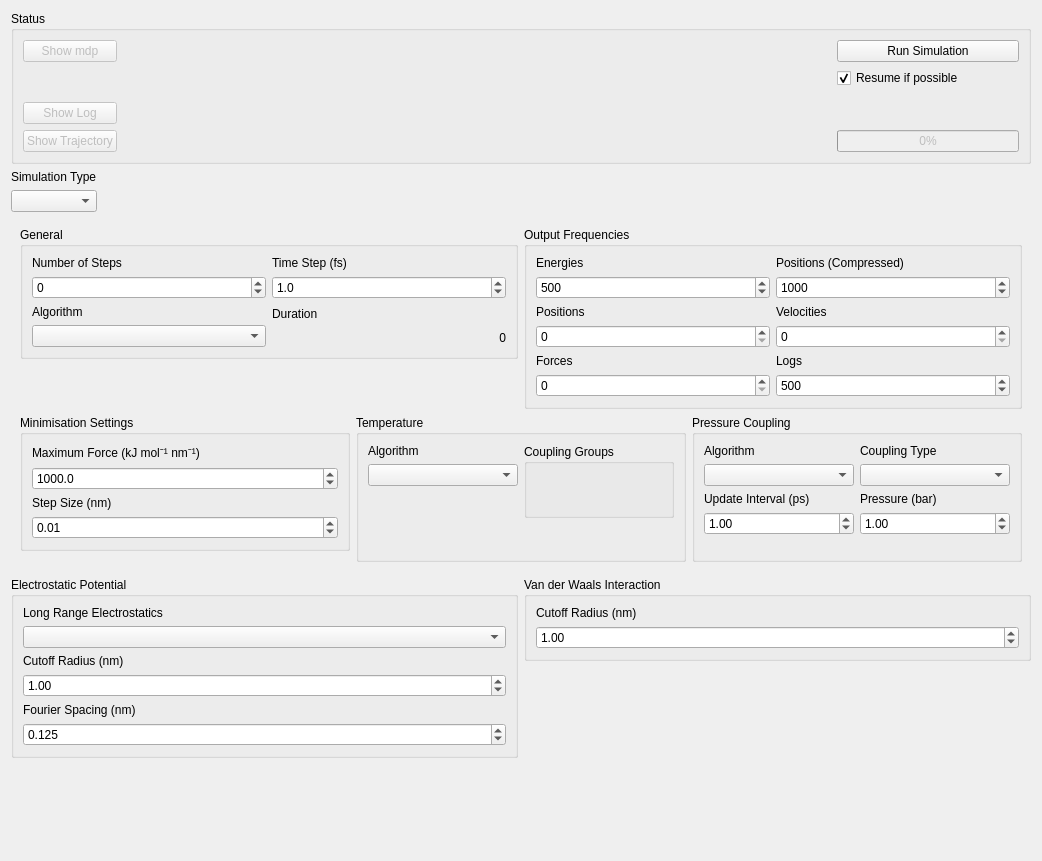
First picture: the form in ui/simulationsetupform.ui, repository breuerss/gromacs-ui, before the edit.
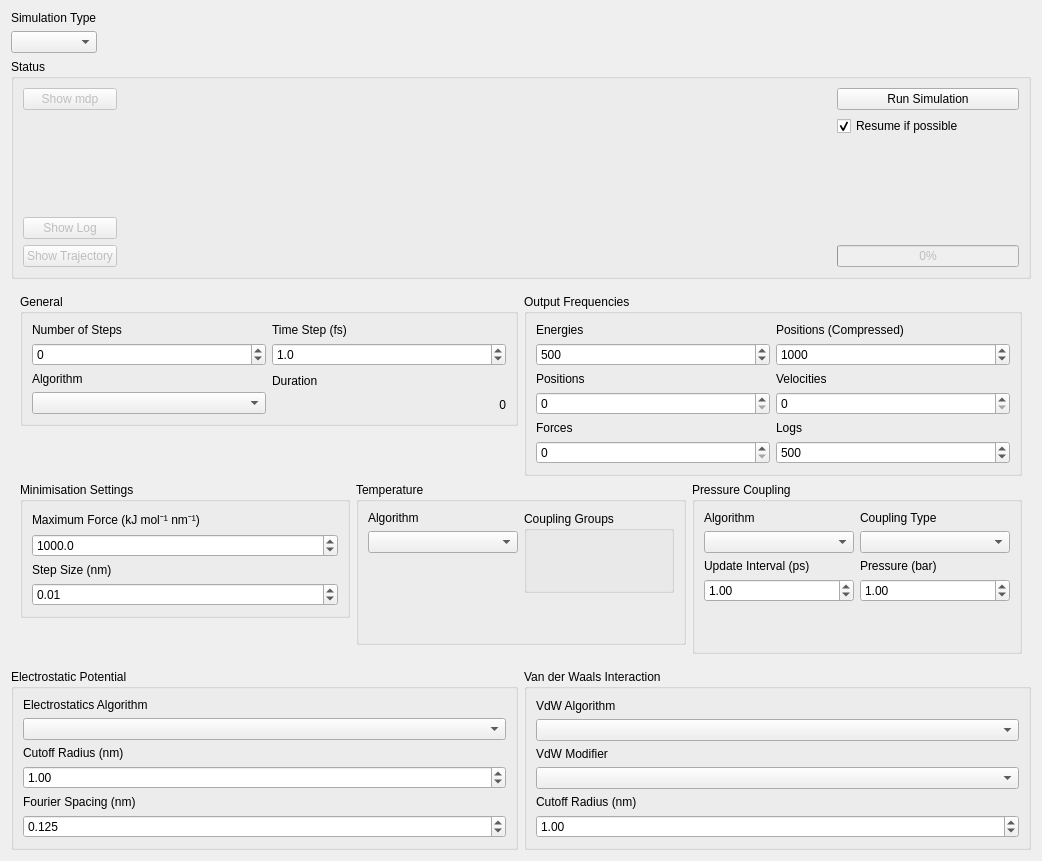
Second picture: the form after the edit. Icons and pictures are not drawn.

The edit to the form file:
```diff
--- a/ui/simulationsetupform.ui
+++ b/ui/simulationsetupform.ui
@@ -13,7 +13,41 @@
   <property name="windowTitle">
    <string>Form</string>
   </property>
-  <layout class="QVBoxLayout" name="verticalLayout_21">
+  <layout class="QVBoxLayout" name="verticalLayout_27">
+   <item>
+    <layout class="QHBoxLayout" name="horizontalLayout_3">
+     <item>
+      <layout class="QVBoxLayout" name="verticalLayout">
+       <item>
+        <widget class="QLabel" name="simulationTypeLabel">
+         <property name="text">
+          <string>Simulation Type</string>
+         </property>
+         <property name="buddy">
+          <cstring>simulationType</cstring>
+         </property>
+        </widget>
+       </item>
+       <item>
+        <widget class="QComboBox" name="simulationType"/>
+       </item>
+      </layout>
+     </item>
+     <item>
+      <spacer name="horizontalSpacer">
+       <property name="orientation">
+        <enum>Qt::Horizontal</enum>
+       </property>
+       <property name="sizeHint" stdset="0">
+        <size>
+         <width>40</width>
+         <height>20</height>
+        </size>
+       </property>
+      </spacer>
+     </item>
+    </layout>
+   </item>
    <item>
     <widget class="QGroupBox" name="groupBox">
      <property name="title">
@@ -162,40 +196,6 @@
      </layout>
     </widget>
    </item>
-   <item>
-    <layout class="QHBoxLayout" name="horizontalLayout_3">
-     <item>
-      <layout class="QVBoxLayout" name="verticalLayout">
-       <item>
-        <widget class="QLabel" name="simulationTypeLabel">
-         <property name="text">
-          <string>Simulation Type</string>
-         </property>
-         <property name="buddy">
-          <cstring>simulationType</cstring>
-         </property>
-        </widget>
-       </item>
-       <item>
-        <widget class="QComboBox" name="simulationType"/>
-       </item>
-      </layout>
-     </item>
-     <item>
-      <spacer name="horizontalSpacer">
-       <property name="orientation">
-        <enum>Qt::Horizontal</enum>
-       </property>
-       <property name="sizeHint" stdset="0">
-        <size>
-         <width>40</width>
-         <height>20</height>
-        </size>
-       </property>
-      </spacer>
-     </item>
-    </layout>
-   </item>
    <item>
     <widget class="QWidget" name="settingsWidget" native="true">
      <layout class="QGridLayout" name="gridLayout_3">
@@ -712,8 +712,8 @@
     </widget>
    </item>
    <item>
-    <layout class="QHBoxLayout" name="horizontalLayout_4">
-     <item alignment="Qt::AlignTop">
+    <layout class="QHBoxLayout" name="horizontalLayout">
+     <item>
       <widget class="QGroupBox" name="electrostaticsGroup">
        <property name="title">
         <string>Electrostatic Potential</string>
@@ -724,7 +724,7 @@
           <item>
            <widget class="QLabel" name="electrostaticAlgorithmLabel">
             <property name="text">
-             <string>Long Range Electrostatics</string>
+             <string>Electrostatics Algorithm</string>
             </property>
             <property name="buddy">
              <cstring>electrostaticAlgorithm</cstring>
@@ -787,12 +787,43 @@
        </layout>
       </widget>
      </item>
-     <item alignment="Qt::AlignTop">
+     <item>
       <widget class="QGroupBox" name="vanDerWaalsGroup">
        <property name="title">
         <string>Van der Waals Interaction</string>
        </property>
-       <layout class="QVBoxLayout" name="verticalLayout_17">
+       <layout class="QVBoxLayout" name="verticalLayout_26">
+        <item>
+         <layout class="QVBoxLayout" name="verticalLayout_17">
+          <item>
+           <widget class="QLabel" name="vdwAlgorithmLabel">
+            <property name="text">
+             <string>VdW Algorithm</string>
+            </property>
+            <property name="buddy">
+             <cstring>vdwAlgorithm</cstring>
+            </property>
+           </widget>
+          </item>
+          <item>
+           <widget class="QComboBox" name="vdwAlgorithm"/>
+          </item>
+         </layout>
+        </item>
+        <item>
+         <layout class="QVBoxLayout" name="verticalLayout_21">
+          <item>
+           <widget class="QLabel" name="vdwModifierLabel">
+            <property name="text">
+             <string>VdW Modifier</string>
+            </property>
+           </widget>
+          </item>
+          <item>
+           <widget class="QComboBox" name="vdwModifier"/>
+          </item>
+         </layout>
+        </item>
         <item>
          <layout class="QVBoxLayout" name="verticalLayout_16">
           <item>
@@ -822,19 +853,6 @@
      </item>
     </layout>
    </item>
-   <item>
-    <spacer name="verticalSpacer">
-     <property name="orientation">
-      <enum>Qt::Vertical</enum>
-     </property>
-     <property name="sizeHint" stdset="0">
-      <size>
-       <width>20</width>
-       <height>116</height>
-      </size>
-     </property>
-    </spacer>
-   </item>
   </layout>
  </widget>
  <tabstops>
```
